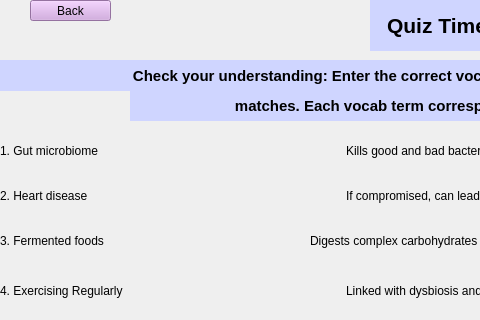
University-of-Utah-CS3505/a9-edu-app-f24-00Calvin00, file A8EduApp/quizmatchingwidget.ui: the form before one commit; both pictures show x 0 to 480 and y 0 to 320 of the 997 by 615 pixel window.
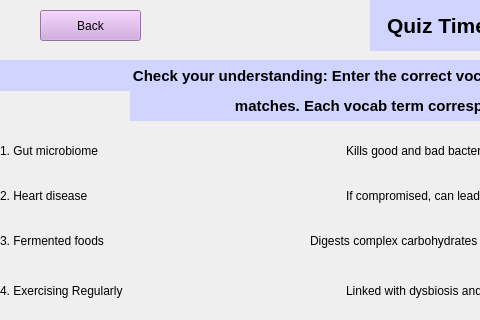
The form after the commit.

```diff
--- a/A8EduApp/quizmatchingwidget.ui
+++ b/A8EduApp/quizmatchingwidget.ui
@@ -16,10 +16,10 @@
   <widget class="QPushButton" name="backToQuizHomeButton">
    <property name="geometry">
     <rect>
-     <x>30</x>
-     <y>0</y>
-     <width>81</width>
-     <height>21</height>
+     <x>40</x>
+     <y>10</y>
+     <width>101</width>
+     <height>31</height>
     </rect>
    </property>
    <property name="styleSheet">
```
